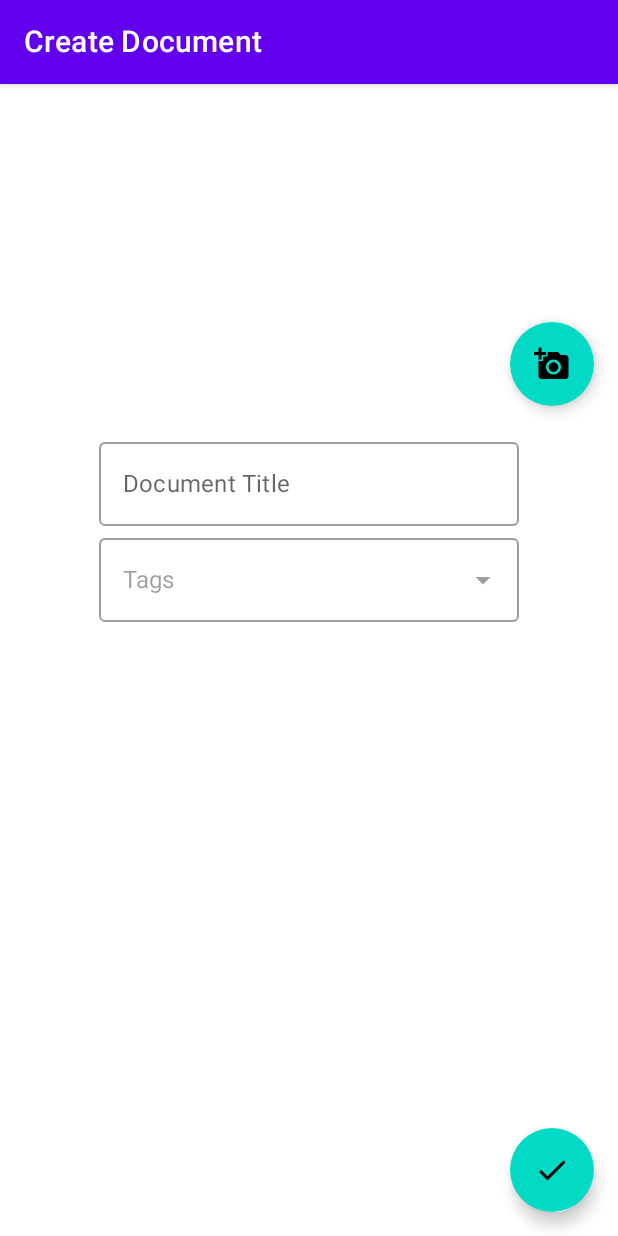
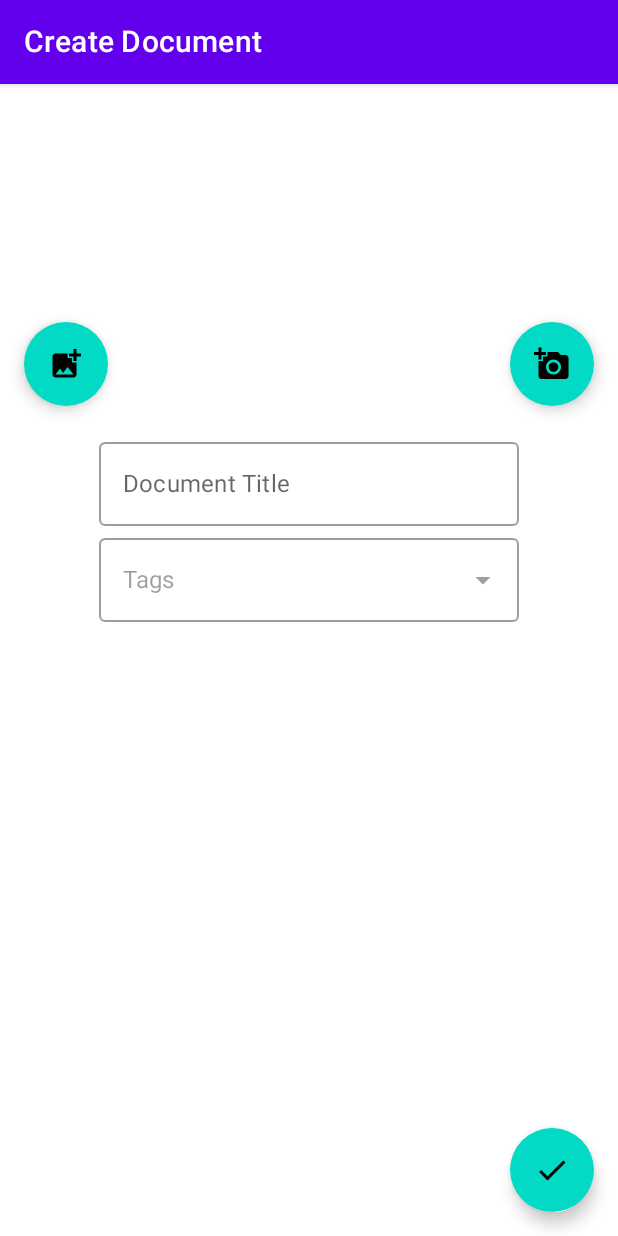
Before and after one commit to danielp0505/android-mobile-scanner, an Android app built with Jetpack Compose: the DocumentEditScreen screen opened through its navigation route, after a tap on "Add Picture", on a phone screen of 412 x 824 dp. Run offline under Robolectric (Android 15) with nearby library versions, the phone set to English and light mode, and no system bars; our stand-ins replace Room's generated code, livedata-compose.

Commit message:
Add Photo-from-Gallery Picker
Ref #4

```diff
--- a/app/src/main/java/de/thm/ap/mobile_scanner/ui/screens/DocumentEditScreen.kt
+++ b/app/src/main/java/de/thm/ap/mobile_scanner/ui/screens/DocumentEditScreen.kt
@@ -1,10 +1,15 @@
 package de.thm.ap.mobile_scanner.ui.screens
 
+import android.app.Activity
 import android.app.Application
 import android.content.Context
 import android.content.Intent
 import android.net.Uri
 import android.provider.MediaStore
+import androidx.activity.compose.rememberLauncherForActivityResult
+import androidx.activity.result.contract.ActivityResultContract
+import androidx.activity.result.contract.ActivityResultContracts.GetContent
+import androidx.annotation.CallSuper
 import androidx.compose.foundation.clickable
 import androidx.compose.foundation.layout.*
 import androidx.compose.foundation.lazy.LazyRow
@@ -58,18 +63,27 @@ class DocumentEditScreenViewModel(app: Application) : AndroidViewModel(app) {
   }
 }
 
-private fun takePicture(context: Context, uri: Uri) {
-  Intent(MediaStore.ACTION_IMAGE_CAPTURE).apply {
-    addFlags(Intent.FLAG_GRANT_WRITE_URI_PERMISSION)
-    putExtra(
-      MediaStore.EXTRA_OUTPUT,
-      uri
-    )
-  }.also {
-    context.startActivity(it)
+open class TakePicture : ActivityResultContract<Uri, Uri?>() {
+  var uri: Uri? = null
+
+  @CallSuper
+  override fun createIntent(context: Context, input: Uri): Intent {
+    uri = input
+    return Intent(MediaStore.ACTION_IMAGE_CAPTURE)
+      .putExtra(MediaStore.EXTRA_OUTPUT, input)
   }
 
+  final override fun getSynchronousResult(
+    context: Context,
+    input: Uri
+  ): SynchronousResult<Uri?>? = null
+
+  @Suppress("AutoBoxing")
+  final override fun parseResult(resultCode: Int, intent: Intent?): Uri? {
+    return if (resultCode == Activity.RESULT_OK) uri else null
+  }
 }
+
 
 @Composable
 fun DropDownItemMenuWithCheckbox(
@@ -183,6 +197,13 @@ private fun ImageArea(
   val context = LocalContext.current
   val uuid by remember { mutableStateOf(UUID.randomUUID()) }
   val baseDir = File(context.filesDir, uuid.toString())
+  val vm: DocumentEditScreenViewModel = viewModel()
+  val getImageFromGalleryLauncher = rememberLauncherForActivityResult(contract = GetContent()) {
+    if (it != null) images.add(it)
+  }
+  val getImageFromCameraLauncher = rememberLauncherForActivityResult(contract = TakePicture()) {
+    if (it != null) images.add(it)
+  }
   baseDir.mkdirs()
   Box(
     modifier = modifier
@@ -190,7 +211,7 @@ private fun ImageArea(
       .fillMaxHeight(.3F)
   ) {
     LazyRow(modifier = Modifier.padding(16.dp)) {
-      items(images.filter { uri -> File(baseDir, uri.lastPathSegment).exists()}) { uri ->
+      items(images) { uri ->
         AsyncImage(
           modifier = Modifier.padding(16.dp),
           model = uri,
@@ -200,13 +221,23 @@ private fun ImageArea(
     }
     FloatingActionButton(
       modifier = Modifier
+        .align(Alignment.BottomStart)
+        .padding(16.dp),
+      onClick = { getImageFromGalleryLauncher.launch("image/*") },
+    ) {
+      Icon(
+        imageVector = ImageVector.vectorResource(R.drawable.add_photo_alternate),
+        contentDescription = "Add Picture",
+      )
+    }
+    FloatingActionButton(
+      modifier = Modifier
         .align(Alignment.BottomEnd)
         .padding(16.dp),
       onClick = {
         val file = File(baseDir, "${images.size}.jpg")
         val uri = FileProvider.getUriForFile(context, "de.thm.fileprovider", file)
-        takePicture(context, uri)
-        images.add(uri)
+        getImageFromCameraLauncher.launch(uri)
       },
     ) {
       Icon(
--- /dev/null
+++ b/app/src/main/res/drawable/add_photo_alternate.xml
@@ -0,0 +1,5 @@
+<vector android:height="24dp" android:tint="#000000"
+    android:viewportHeight="24" android:viewportWidth="24"
+    android:width="24dp" xmlns:android="http://schemas.android.com/apk/res/android">
+    <path android:fillColor="@android:color/white" android:pathData="M19,7v2.99s-1.99,0.01 -2,0L17,7h-3s0.01,-1.99 0,-2h3L17,2h2v3h3v2h-3zM16,11L16,8h-3L13,5L5,5c-1.1,0 -2,0.9 -2,2v12c0,1.1 0.9,2 2,2h12c1.1,0 2,-0.9 2,-2v-8h-3zM5,19l3,-4 2,3 3,-4 4,5L5,19z"/>
+</vector>
```
